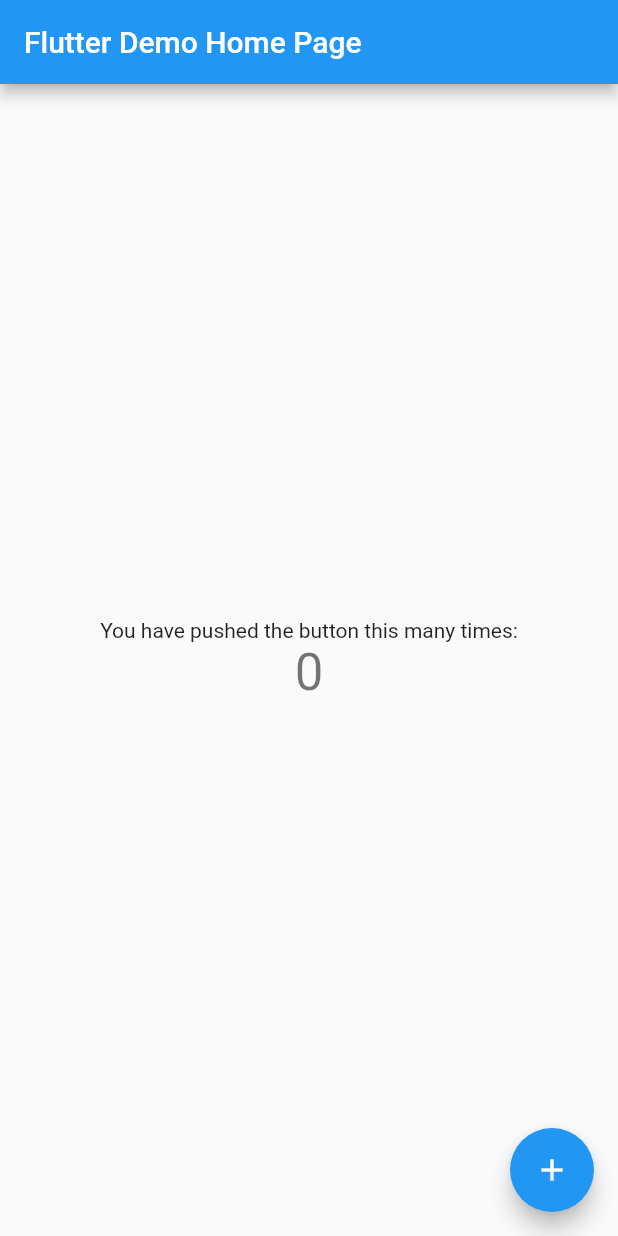
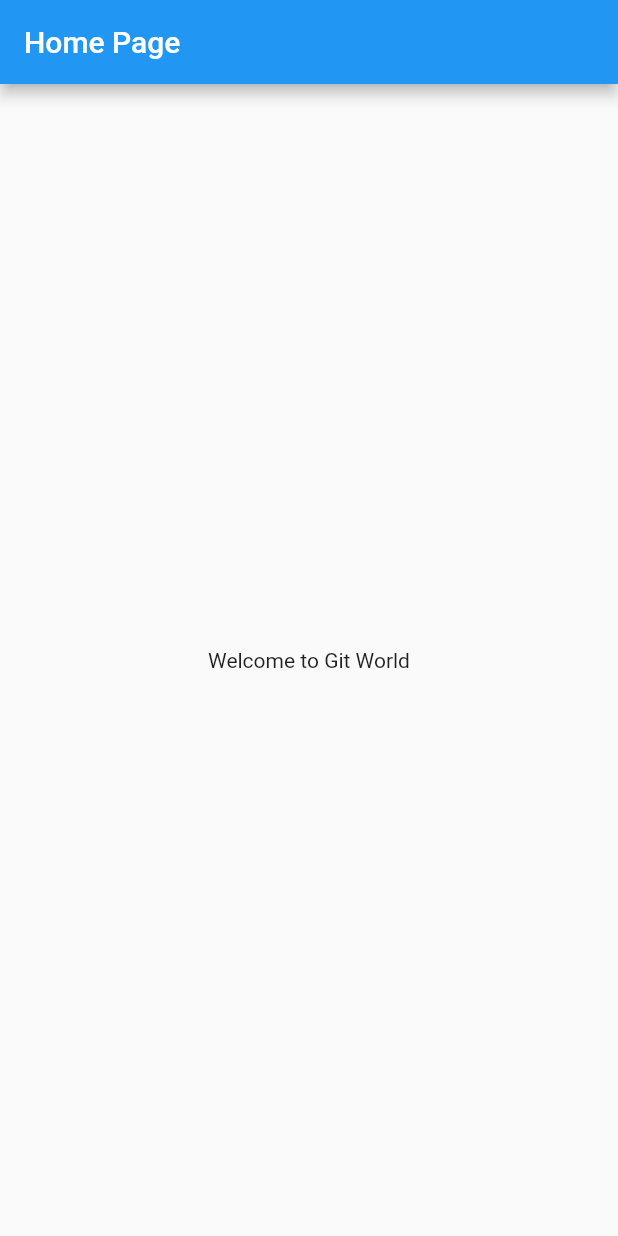
Before and after one commit to KirawaYo365/demo3, a Flutter app: the screen it shows after launch, on a phone screen of 412 x 824 dp. Run offline on Flutter 3.47's test engine with Material 2 defaults, Android fonts, the phone set to English and light mode, and no system bars.

Commit message:
home page added by Milan

```diff
--- /dev/null
+++ b/lib/Pages/Home_page.dart
@@ -0,0 +1,20 @@
+import 'package:flutter/material.dart';
+
+class HomePage extends StatefulWidget {
+  @override
+  _HomePageState createState() => _HomePageState();
+}
+
+class _HomePageState extends State<HomePage> {
+  @override
+  Widget build(BuildContext context) {
+    return Scaffold(
+      appBar: AppBar(
+        title: Text("Home Page"),
+      ),
+      body: Center(
+        child: Text("Welcome to Git World"),
+      ),
+    );
+  }
+}
--- a/lib/main.dart
+++ b/lib/main.dart
@@ -1,3 +1,4 @@
+import 'package:demo3/Pages/Home_page.dart';
 import 'package:flutter/material.dart';
 
 void main() {
@@ -26,92 +27,6 @@ class MyApp extends StatelessWidget {
           // closer together (more dense) than on mobile platforms.
           visualDensity: VisualDensity.adaptivePlatformDensity,
         ),
-      home: MyHomePage(title: 'Flutter Demo Home Page'),
-    );
+        home: HomePage());
   }
 }
-
-class MyHomePage extends StatefulWidget {
-  MyHomePage({Key key, this.title}) : super(key: key);
-
-  // This widget is the home page of your application. It is stateful, meaning
-  // that it has a State object (defined below) that contains fields that affect
-  // how it looks.
-
-  // This class is the configuration for the state. It holds the values (in this
-  // case the title) provided by the parent (in this case the App widget) and
-  // used by the build method of the State. Fields in a Widget subclass are
-  // always marked "final".
-
-  final String title;
-
-  @override
-  _MyHomePageState createState() => _MyHomePageState();
-}
-
-class _MyHomePageState extends State<MyHomePage> {
-  int _counter = 0;
-
-  void _incrementCounter() {
-    setState(() {
-      // This call to setState tells the Flutter framework that something has
-      // changed in this State, which causes it to rerun the build method below
-      // so that the display can reflect the updated values. If we changed
-      // _counter without calling setState(), then the build method would not be
-      // called again, and so nothing would appear to happen.
-      _counter++;
-    });
-  }
-
-  @override
-  Widget build(BuildContext context) {
-    // This method is rerun every time setState is called, for instance as done
-    // by the _incrementCounter method above.
-    //
-    // The Flutter framework has been optimized to make rerunning build methods
-    // fast, so that you can just rebuild anything that needs updating rather
-    // than having to individually change instances of widgets.
-    return Scaffold(
-      appBar: AppBar(
-        // Here we take the value from the MyHomePage object that was created by
-        // the App.build method, and use it to set our appbar title.
-        title: Text(widget.title),
-      ),
-      body: Center(
-        // Center is a layout widget. It takes a single child and positions it
-        // in the middle of the parent.
-        child: Column(
-          // Column is also a layout widget. It takes a list of children and
-          // arranges them vertically. By default, it sizes itself to fit its
-          // children horizontally, and tries to be as tall as its parent.
-          //
-          // Invoke "debug painting" (press "p" in the console, choose the
-          // "Toggle Debug Paint" action from the Flutter Inspector in Android
-          // Studio, or the "Toggle Debug Paint" command in Visual Studio Code)
-          // to see the wireframe for each widget.
-          //
-          // Column has various properties to control how it sizes itself and
-          // how it positions its children. Here we use mainAxisAlignment to
-          // center the children vertically; the main axis here is the vertical
-          // axis because Columns are vertical (the cross axis would be
-          // horizontal).
-          mainAxisAlignment: MainAxisAlignment.center,
-          children: <Widget>[
-            Text(
-              'You have pushed the button this many times:',
-            ),
-            Text(
-              '$_counter',
-              style: Theme.of(context).textTheme.headline4,
-            ),
-          ],
-        ),
-      ),
-      floatingActionButton: FloatingActionButton(
-        onPressed: _incrementCounter,
-        tooltip: 'Increment',
-        child: Icon(Icons.add),
-      ), // This trailing comma makes auto-formatting nicer for build methods.
-    );
-  }
-}
```
Lines whose indentation alone changed are shown as unchanged.
